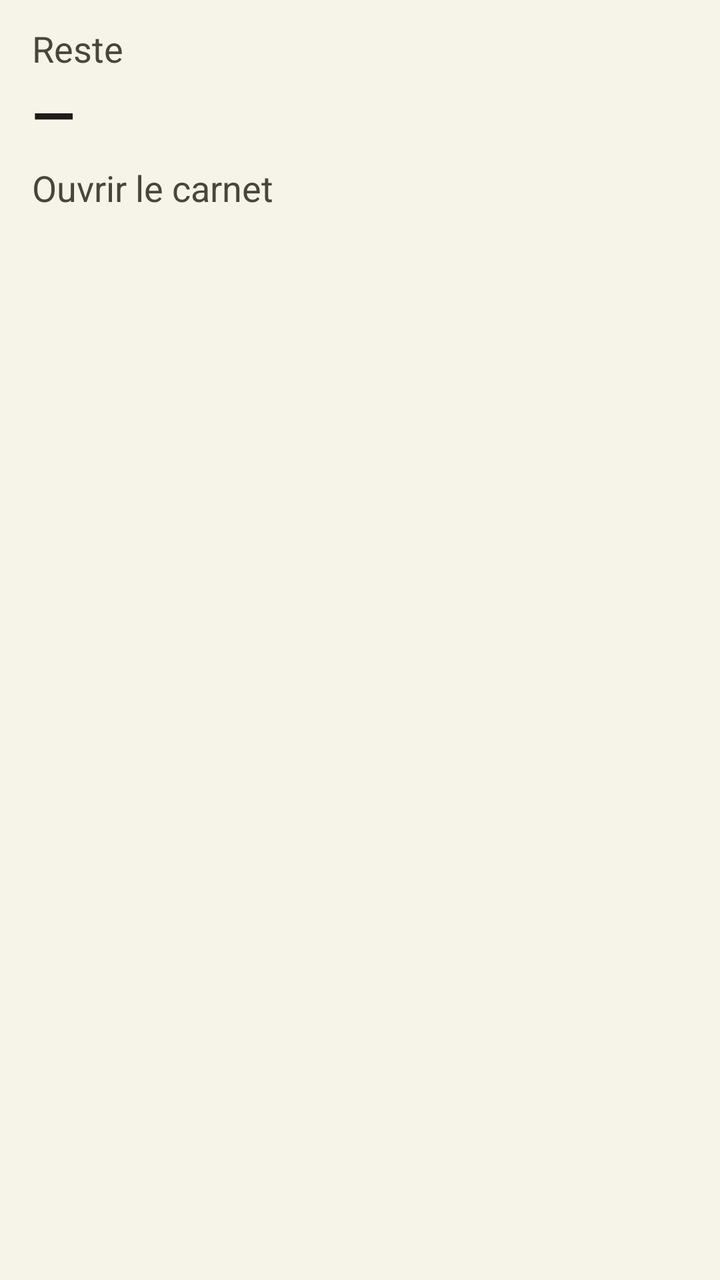
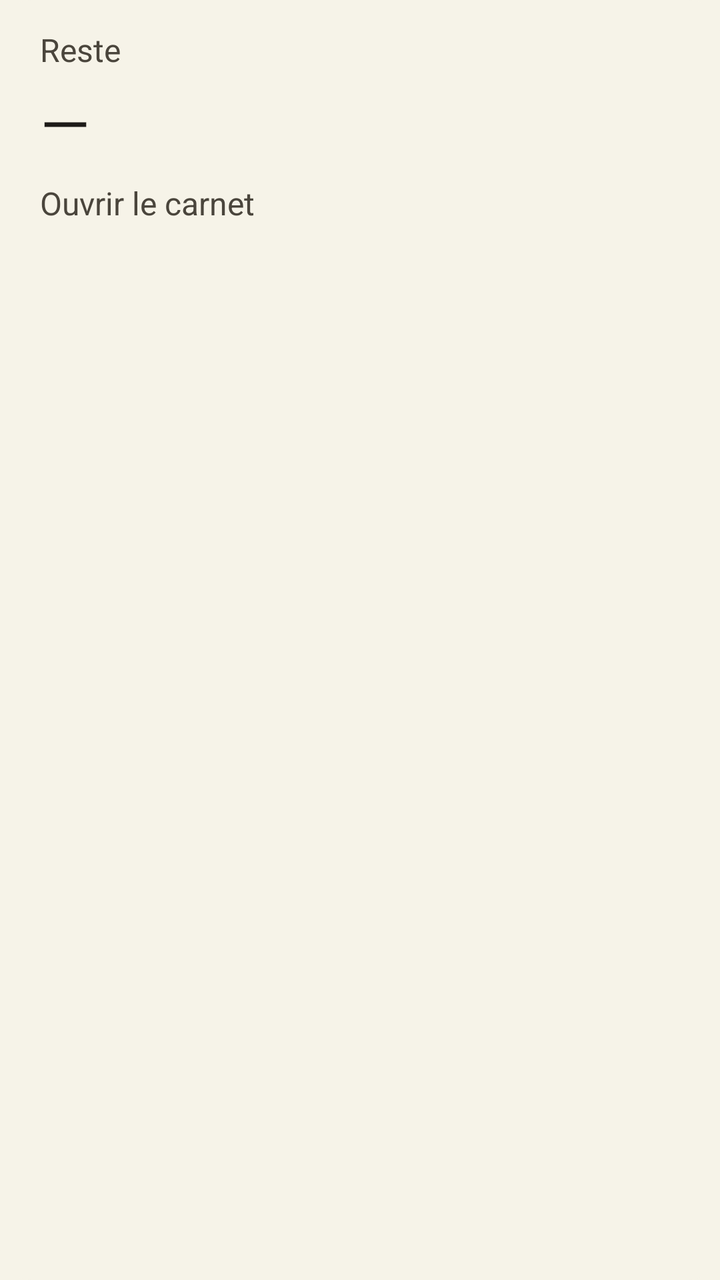

An Android layout rendered at two revisions. The XML below is the earlier revision; the diff shows what the commit changed to produce the second picture.
<!-- AndroidManifest.xml: application theme Theme.MonMoisClair -->
<!-- res/layout/widget_carnet.xml -->
<?xml version="1.0" encoding="utf-8"?>
<LinearLayout xmlns:android="http://schemas.android.com/apk/res/android"
    android:id="@+id/widget_root"
    android:layout_width="match_parent"
    android:layout_height="match_parent"
    android:background="@drawable/widget_carnet_bg"
    android:orientation="vertical"
    android:paddingStart="16dp"
    android:paddingTop="12dp"
    android:paddingEnd="16dp"
    android:paddingBottom="12dp">

    <TextView
        android:id="@+id/widget_title"
        android:layout_width="match_parent"
        android:layout_height="wrap_content"
        android:ellipsize="end"
        android:maxLines="1"
        android:text="Reste"
        android:textColor="@color/widget_muted"
        android:textSize="18sp" />

    <TextView
        android:id="@+id/widget_amount"
        android:layout_width="match_parent"
        android:layout_height="wrap_content"
        android:layout_marginTop="2dp"
        android:ellipsize="end"
        android:maxLines="1"
        android:text="—"
        android:textColor="@color/widget_ink"
        android:textSize="28sp"
        android:textStyle="bold" />

    <TextView
        android:id="@+id/widget_line"
        android:layout_width="match_parent"
        android:layout_height="wrap_content"
        android:layout_marginTop="6dp"
        android:ellipsize="end"
        android:maxLines="2"
        android:text="Ouvrir le carnet"
        android:textColor="@color/widget_muted"
        android:textSize="18sp" />
</LinearLayout>
<!-- resources referenced by this layout -->
<resources>
  <color name="widget_ink">#1E1B18</color>
  <color name="widget_muted">#4A453C</color>
  <!-- drawable widget_carnet_bg (drawable) -->
  <?xml version="1.0" encoding="utf-8"?>
  <shape xmlns:android="http://schemas.android.com/apk/res/android"
      android:shape="rectangle">
      
      <solid android:color="#F6F3E8" />
      <corners android:radius="16dp" />
  </shape>
  <style name="Theme.MonMoisClair" parent="Theme.Material3.Light.NoActionBar">
          
          <item name="android:windowBackground">@color/paper_cream</item>
          
          <item name="android:statusBarColor">@color/paper_cream</item>
          <item name="android:navigationBarColor">@color/paper_cream</item>
          <item name="android:windowLightStatusBar">true</item>
          
      </style>
  <color name="paper_cream">#F6F3E8</color>
</resources>

<!-- the commit's change to res/layout/widget_carnet.xml (unified diff, before → after) -->
@@ -5,10 +5,10 @@
     android:layout_height="match_parent"
     android:background="@drawable/widget_carnet_bg"
     android:orientation="vertical"
-    android:paddingStart="16dp"
-    android:paddingTop="12dp"
-    android:paddingEnd="16dp"
-    android:paddingBottom="12dp">
+    android:paddingStart="20dp"
+    android:paddingTop="14dp"
+    android:paddingEnd="20dp"
+    android:paddingBottom="14dp">
 
     <TextView
         android:id="@+id/widget_title"
@@ -18,28 +18,28 @@
         android:maxLines="1"
         android:text="Reste"
         android:textColor="@color/widget_muted"
-        android:textSize="18sp" />
+        android:textSize="16sp" />
 
+    
     <TextView
         android:id="@+id/widget_amount"
         android:layout_width="match_parent"
         android:layout_height="wrap_content"
-        android:layout_marginTop="2dp"
+        android:layout_marginTop="4dp"
         android:ellipsize="end"
         android:maxLines="1"
         android:text="—"
         android:textColor="@color/widget_ink"
-        android:textSize="28sp"
-        android:textStyle="bold" />
+        android:textSize="32sp" />
 
     <TextView
         android:id="@+id/widget_line"
         android:layout_width="match_parent"
         android:layout_height="wrap_content"
-        android:layout_marginTop="6dp"
+        android:layout_marginTop="8dp"
         android:ellipsize="end"
         android:maxLines="2"
         android:text="Ouvrir le carnet"
         android:textColor="@color/widget_muted"
-        android:textSize="18sp" />
+        android:textSize="16sp" />
 </LinearLayout>
